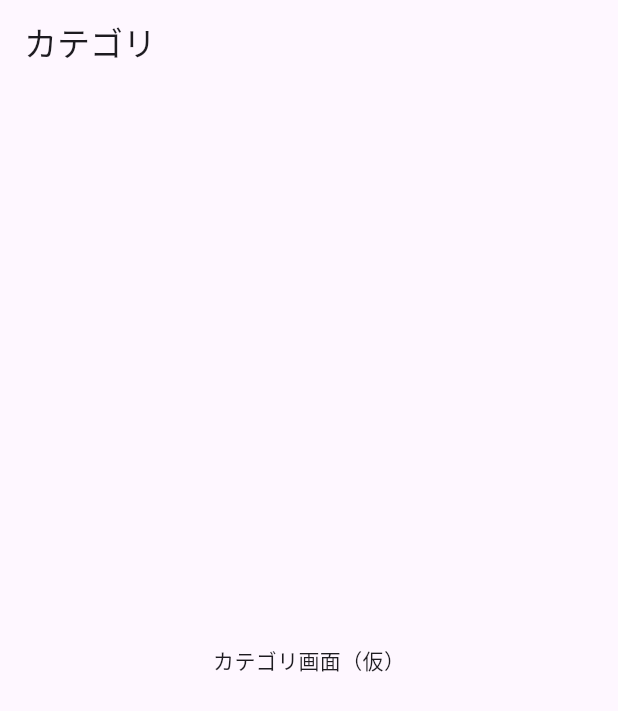
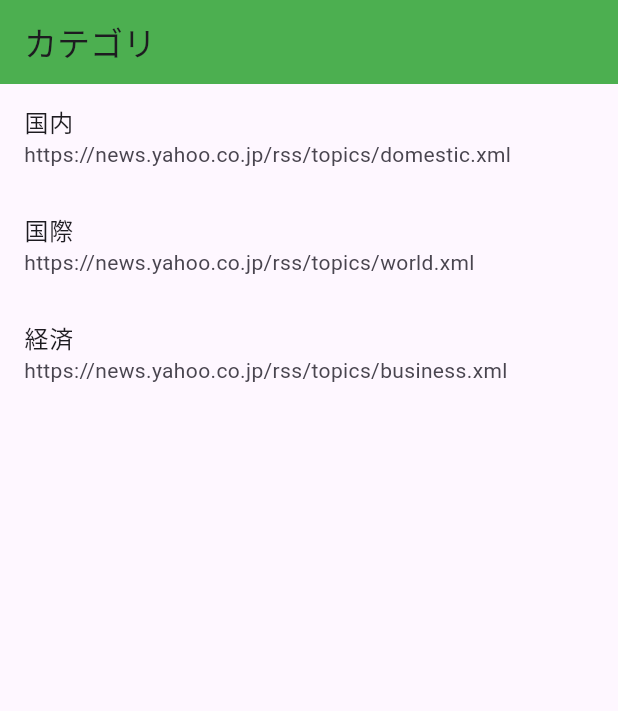
Before and after one commit to Uyoshima/flutter_rss_reader, a Flutter app: the CategoryScreen screen opened by its route, on a phone screen of 412 x 824 dp. Shown: the top 711 px of the screen. Run offline on Flutter 3.47's test engine with Material 3 defaults, Android fonts, the phone set to English and light mode, and no system bars; our stand-ins replace flutter_riverpod, go_router, hive, hive_flutter; accounts and stored records are empty.

Commit message:
カテゴリ一覧画面の仮実装

```diff
--- /dev/null
+++ b/lib/models/rss_category.dart
@@ -0,0 +1,7 @@
+class RssCategory {
+  final String id;
+  final String title;
+  final String feedUrl;
+
+  const RssCategory({required this.id, required this.title, required this.feedUrl});
+}
--- /dev/null
+++ b/lib/providers/rss_providers.dart
@@ -0,0 +1,13 @@
+import "package:flutter_riverpod/flutter_riverpod.dart";
+
+import "../models/rss_category.dart";
+
+
+final rssCategoryProvider = Provider<List<RssCategory>>((ref) {
+
+  return [
+    const RssCategory(id: "1", title: "国内", feedUrl: "https://news.yahoo.co.jp/rss/topics/domestic.xml"),
+    const RssCategory(id: "2", title: "国際", feedUrl: "https://news.yahoo.co.jp/rss/topics/world.xml"),
+    const RssCategory(id: "3", title: "経済", feedUrl: "https://news.yahoo.co.jp/rss/topics/business.xml"),
+  ];
+});
--- a/lib/screens/category_screen.dart
+++ b/lib/screens/category_screen.dart
@@ -1,18 +1,46 @@
 /// カテゴリ画面
 import "package:flutter/material.dart";
+import "package:flutter_riverpod/flutter_riverpod.dart";
 
-class CategoryScreen extends StatelessWidget {
+import "../models/rss_category.dart";
+import "../providers/rss_providers.dart";
+
+
+class CategoryScreen extends ConsumerWidget {
   const CategoryScreen({super.key});
 
   @override
-  Widget build(BuildContext context) {
+  Widget build(BuildContext context, WidgetRef ref) {
+    final categories = ref.watch(rssCategoryProvider);
     return Scaffold(
       appBar: AppBar(
         title: const Text("カテゴリ"),
+        backgroundColor: Colors.green,
       ),
-      body: const Center(
-        child: Text("カテゴリ画面（仮）"),
+      body: ListView.builder(
+        itemCount: categories.length,
+        itemBuilder: (context, index) {
+          final category = categories[index];
+          return ListTile(
+            key: ValueKey(category.id),
+            title: Text(category.title),
+            subtitle: Text(category.feedUrl),
+            onTap: () {
+              _onTapCategory(context, category);
+            }
+          );
+        },
       ),
     );
   }
+
+  void _onTapCategory(BuildContext context, RssCategory category) {
+     final snackBar = SnackBar(
+      content: Text("${category.title}を選択しました"),
+      duration: const Duration(seconds: 1),
+      behavior: SnackBarBehavior.floating,
+    );
+    // ScaffoldMessengerを使ってSnackBarを表示
+    ScaffoldMessenger.of(context).showSnackBar(snackBar);
+  }
 }
```
